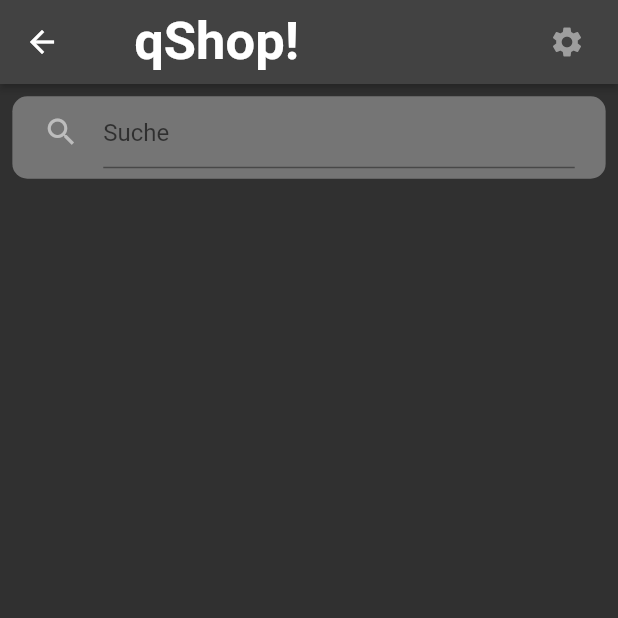
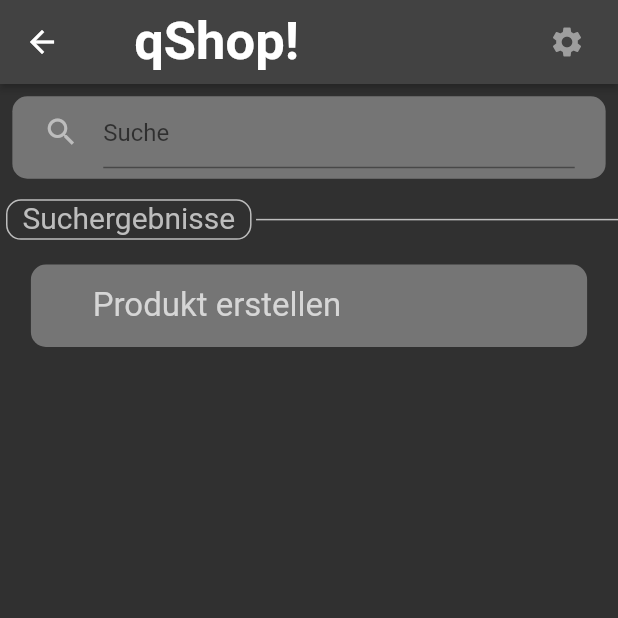
Before and after one commit to benicamera/q_shop, a Flutter app: the AddItemScreen screen opened directly, on a phone screen of 412 x 824 dp, the top half of it. Run offline on Flutter 3.47's test engine with Material 2 defaults, Android fonts, the phone set to English and light mode, and no system bars; our stand-ins replace auto_size_text.

Commit message:
Suchergebnisliste implementiert.

```diff
--- a/lib/screens/addItem/addItem_screen.dart
+++ b/lib/screens/addItem/addItem_screen.dart
@@ -3,13 +3,23 @@
 *   @version: 14.11.2020
  */
 
+import 'package:flutter/cupertino.dart';
 import 'package:flutter/material.dart';
 import 'package:q_shop/constants.dart';
+import 'package:q_shop/models/main_divider_bar.dart';
+import 'package:q_shop/screens/details/details_screen.dart';
 
+import '../../icons.dart';
 import 'components/searchbar.dart';
 
 class AddItemScreen extends StatelessWidget {
-  void refreshResults(String value){
+  var searchResults = new List();
+
+  AddItemScreen() {
+    searchResults.add("Produkt erstellen");
+  }
+
+  void refreshResults(String value) {
     print(value + " ... refreshing...");
   }
 
@@ -23,12 +33,29 @@ class AddItemScreen extends StatelessWidget {
           children: [
             Container(height: MediaQuery.of(context).size.height / 100),
             Center(
-              child: SearchBar(onChanged: (String value){
-                refreshResults(value);
-                return;
-              },
+              child: SearchBar(
+                onChanged: (String value) {
+                  refreshResults(value);
+                  return;
+                },
               ),
             ),
+            Container(height: MediaQuery.of(context).size.height / 60),
+            DividerBar(
+              title: "Suchergebnisse",
+            ),
+            Expanded(
+              child: ListView.builder(
+                  itemCount: searchResults.length,
+                  shrinkWrap: true,
+                  itemBuilder: (BuildContext context, int i) {
+                    return Padding(
+                        padding: EdgeInsets.symmetric(
+                            horizontal: MediaQuery.of(context).size.width / 20,
+                            vertical: MediaQuery.of(context).size.height / 50),
+                        child: SearchResult(item: searchResults[i]));
+                  }),
+            )
           ],
         ));
   }
@@ -74,3 +101,59 @@ class AddItemScreen extends StatelessWidget {
     );
   }
 }
+
+class SearchResult extends StatelessWidget {
+  const SearchResult({
+    Key key,
+    @required this.item,
+  }) : super(key: key);
+
+  final item;
+
+  void toDetailScreen(BuildContext context) {
+    Navigator.push(
+        context,
+        MaterialPageRoute(
+            builder: (context) => DetailsScreen(
+                  itemName: item,
+                  weight: "1 Stk",
+                  itemIcon: apfel,
+                  isProposal: true,
+                )));
+  }
+
+  @override
+  Widget build(BuildContext context) {
+    return InkWell(
+        onTap: () {
+          (item == "Produkt erstellen")
+              ? print("Produkt erstellen..")
+              : toDetailScreen(context);
+        },
+        child: Container(
+          height: MediaQuery.of(context).size.height / 15,
+          width: MediaQuery.of(context).size.width * 0.96,
+          decoration: BoxDecoration(
+            color: kDarkGrey1,
+            borderRadius: BorderRadius.all(Radius.circular(10.0)),
+          ),
+          child: Center(
+            child: Row(
+              children: [
+                Padding(
+                  padding: EdgeInsets.symmetric(
+                      horizontal: MediaQuery.of(context).size.width / 10),
+                  child: Text(
+                    item,
+                    style: TextStyle(
+                        fontSize: 22,
+                        color:
+                            kLightGrey2), //TODO: Icon einfügen und automatic font
+                  ),
+                )
+              ],
+            ),
+          ),
+        ));
+  }
+}
```
